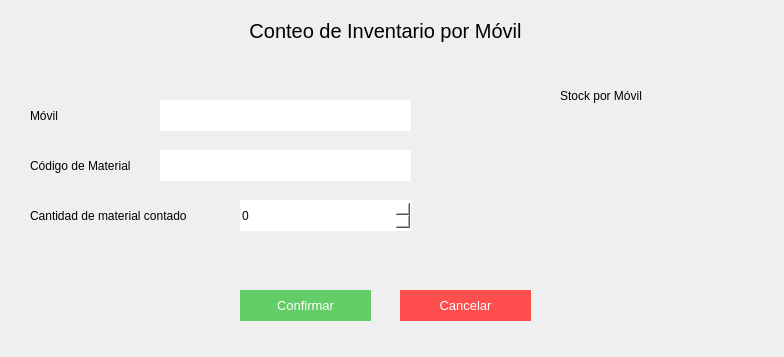
AlemFernandez786/Scabox, file Pantallas UI/Materiales/conteo de inventario por movil/conteoDeInventarioPorMovilNuevo.ui: the form before one commit.
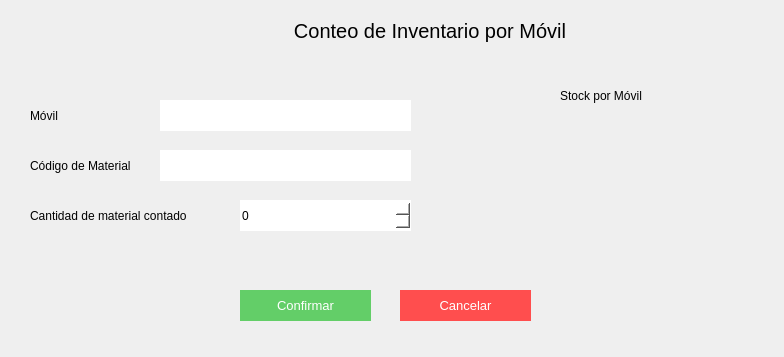
The form after the commit.

Commit message: Actualizado pantalla de inventario por movil

Diff of the .ui file:
```diff
--- a/Pantallas UI/Materiales/conteo de inventario por movil/conteoDeInventarioPorMovilNuevo.ui
+++ b/Pantallas UI/Materiales/conteo de inventario por movil/conteoDeInventarioPorMovilNuevo.ui
@@ -16,9 +16,9 @@
   <widget class="QLabel" name="label">
    <property name="geometry">
     <rect>
-     <x>-30</x>
+     <x>0</x>
      <y>10</y>
-     <width>831</width>
+     <width>860</width>
      <height>41</height>
     </rect>
    </property>
```
Left out of the diff: 51 changed lines with no effect on the pictures. The commit also changes 1 other file.
